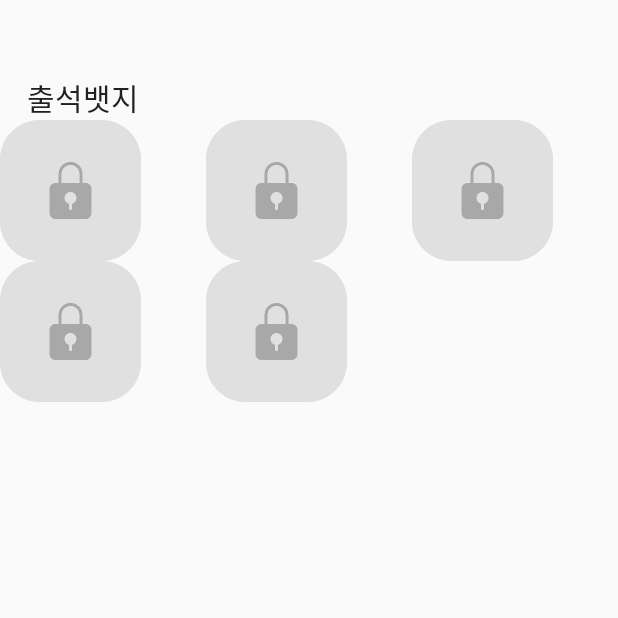
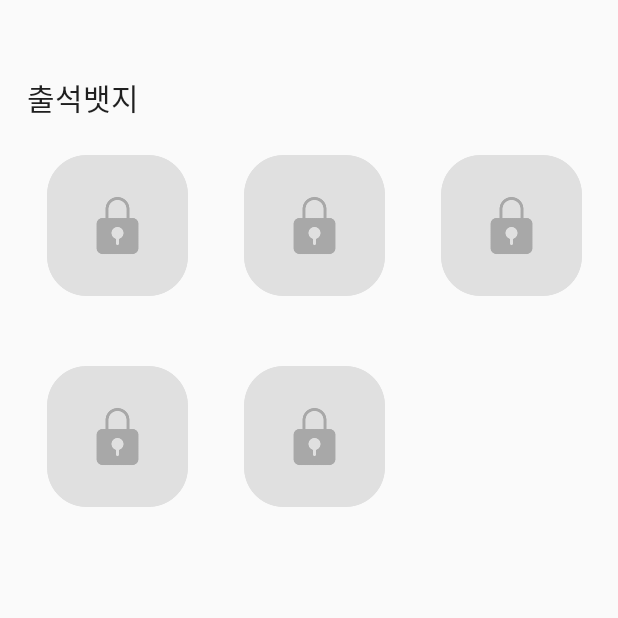
Before and after one commit to playkuround/playkuround-android, an Android app: the fragment BadgeFragment shown on its own in the app's theme, on a phone screen of 412 x 824 dp, the top half of it. Run offline under Robolectric (Android 15) with nearby library versions, the phone set to English and light mode, and no system bars; Roboto replaces fonts that are not available here.

Commit message:
docs: badge interval update

```diff
--- a/app/src/main/java/com/umc/playkuround/activity/SplashActivity.kt
+++ b/app/src/main/java/com/umc/playkuround/activity/SplashActivity.kt
@@ -20,7 +20,7 @@ class SplashActivity : AppCompatActivity() {
         binding = ActivitySplashBinding.inflate(layoutInflater)
         setContentView(binding.root)
 
-        val intent = Intent(this, MiniGameMoonActivity::class.java)
+        val intent = Intent(this, MainActivity::class.java)
         startActivity(intent)
         finish()
     }
--- a/app/src/main/java/com/umc/playkuround/fragment/BadgeFragment.kt
+++ b/app/src/main/java/com/umc/playkuround/fragment/BadgeFragment.kt
@@ -26,19 +26,19 @@ class BadgeFragment : Fragment() {
         val myLayoutManager = GridLayoutManager(context, 3)
         binding.badgeAttendanceRv.layoutManager = myLayoutManager
 
-//        binding.badgeAttendanceRv.addItemDecoration(object : RecyclerView.ItemDecoration() {
-//            override fun getItemOffsets(
-//                outRect: Rect,
-//                view: View,
-//                parent: RecyclerView,
-//                state: RecyclerView.State
-//            ) {
-//                outRect.bottom = 32
-//                outRect.left = 32
-//                outRect.top = 32
-//                outRect.right = 10
-//            }
-//        })
+        binding.badgeAttendanceRv.addItemDecoration(object : RecyclerView.ItemDecoration() {
+            override fun getItemOffsets(
+                outRect: Rect,
+                view: View,
+                parent: RecyclerView,
+                state: RecyclerView.State
+            ) {
+                outRect.bottom = 50
+                outRect.left = 20
+                outRect.top = 20
+                outRect.right = 20
+            }
+        })
 
         return binding.root
     }
--- a/app/src/main/res/layout/fragment_badge.xml
+++ b/app/src/main/res/layout/fragment_badge.xml
@@ -41,10 +41,11 @@
                     android:id="@+id/badge_attendance_rv"
                     android:layout_width="0dp"
                     android:layout_height="wrap_content"
+                    android:layout_marginTop="10dp"
+                    android:layout_marginStart="18dp"
                     android:orientation="horizontal"
                     app:layoutManager="androidx.recyclerview.widget.GridLayoutManager"
                     tools:listitem="@layout/list_item_badge_attendance"
-                    android:layout_gravity="center"
                     app:layout_constraintTop_toBottomOf="@id/badge_attendance_tv"
                     app:layout_constraintStart_toStartOf="parent"
                     app:layout_constraintEnd_toEndOf="parent">
--- a/app/src/main/res/layout/list_item_badge_attendance.xml
+++ b/app/src/main/res/layout/list_item_badge_attendance.xml
@@ -2,7 +2,8 @@
 <LinearLayout xmlns:android="http://schemas.android.com/apk/res/android"
     android:layout_width="wrap_content"
     android:layout_height="wrap_content"
-    android:orientation="vertical">
+    android:orientation="vertical"
+    android:gravity="center">
 
     <ImageView
         android:id="@+id/list_item_badge_loked"
```
